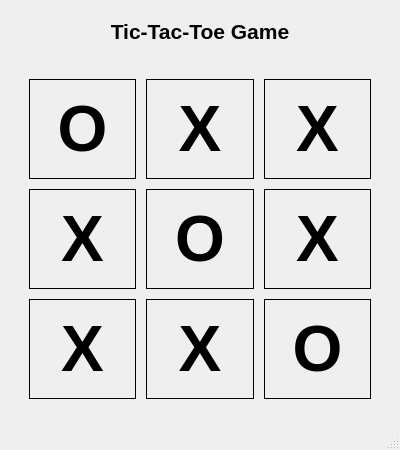
This is midterm/midterm_ui.ui in oscar940917/MidTermUi as Qt 5 draws it before an edit. The edited form follows.
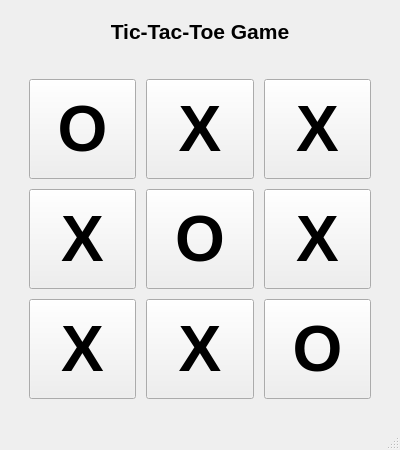
This is the edited form.

Commit message: Change QLabel cells to QPushButton for interactive Tic-Tac-Toe board

```diff
--- a/midterm/midterm_ui.ui
+++ b/midterm/midterm_ui.ui
@@ -51,7 +51,7 @@
         <number>10</number>
        </property>
        <item row="0" column="0">
-        <widget class="QLabel" name="cell_0_0">
+        <widget class="QPushButton" name="cell_0_0">
          <property name="minimumSize">
           <size>
            <width>100</width>
@@ -65,19 +65,13 @@
            <bold>true</bold>
           </font>
          </property>
-         <property name="frameShape">
-          <enum>QFrame::Box</enum>
-         </property>
          <property name="text">
           <string>O</string>
          </property>
-         <property name="alignment">
-          <set>Qt::AlignCenter</set>
-         </property>
         </widget>
        </item>
        <item row="0" column="1">
-        <widget class="QLabel" name="cell_0_1">
+        <widget class="QPushButton" name="cell_0_1">
          <property name="minimumSize">
           <size>
            <width>100</width>
@@ -91,19 +85,13 @@
            <bold>true</bold>
           </font>
          </property>
-         <property name="frameShape">
-          <enum>QFrame::Box</enum>
-         </property>
          <property name="text">
           <string>X</string>
          </property>
-         <property name="alignment">
-          <set>Qt::AlignCenter</set>
-         </property>
         </widget>
        </item>
        <item row="0" column="2">
-        <widget class="QLabel" name="cell_0_2">
+        <widget class="QPushButton" name="cell_0_2">
          <property name="minimumSize">
           <size>
            <width>100</width>
@@ -117,19 +105,13 @@
            <bold>true</bold>
           </font>
          </property>
-         <property name="frameShape">
-          <enum>QFrame::Box</enum>
-         </property>
          <property name="text">
           <string>X</string>
          </property>
-         <property name="alignment">
-          <set>Qt::AlignCenter</set>
-         </property>
         </widget>
        </item>
        <item row="1" column="0">
-        <widget class="QLabel" name="cell_1_0">
+        <widget class="QPushButton" name="cell_1_0">
          <property name="minimumSize">
           <size>
            <width>100</width>
@@ -143,19 +125,13 @@
            <bold>true</bold>
           </font>
          </property>
-         <property name="frameShape">
-          <enum>QFrame::Box</enum>
-         </property>
          <property name="text">
           <string>X</string>
          </property>
-         <property name="alignment">
-          <set>Qt::AlignCenter</set>
-         </property>
         </widget>
        </item>
        <item row="1" column="1">
-        <widget class="QLabel" name="cell_1_1">
+        <widget class="QPushButton" name="cell_1_1">
          <property name="minimumSize">
           <size>
            <width>100</width>
@@ -169,19 +145,13 @@
            <bold>true</bold>
           </font>
          </property>
-         <property name="frameShape">
-          <enum>QFrame::Box</enum>
-         </property>
          <property name="text">
           <string>O</string>
          </property>
-         <property name="alignment">
-          <set>Qt::AlignCenter</set>
-         </property>
         </widget>
        </item>
        <item row="1" column="2">
-        <widget class="QLabel" name="cell_1_2">
+        <widget class="QPushButton" name="cell_1_2">
          <property name="minimumSize">
           <size>
            <width>100</width>
@@ -195,19 +165,13 @@
            <bold>true</bold>
           </font>
          </property>
-         <property name="frameShape">
-          <enum>QFrame::Box</enum>
-         </property>
          <property name="text">
           <string>X</string>
          </property>
-         <property name="alignment">
-          <set>Qt::AlignCenter</set>
-         </property>
         </widget>
        </item>
        <item row="2" column="0">
-        <widget class="QLabel" name="cell_2_0">
+        <widget class="QPushButton" name="cell_2_0">
          <property name="minimumSize">
           <size>
            <width>100</width>
@@ -221,19 +185,13 @@
            <bold>true</bold>
           </font>
          </property>
-         <property name="frameShape">
-          <enum>QFrame::Box</enum>
-         </property>
          <property name="text">
           <string>X</string>
          </property>
-         <property name="alignment">
-          <set>Qt::AlignCenter</set>
-         </property>
         </widget>
        </item>
        <item row="2" column="1">
-        <widget class="QLabel" name="cell_2_1">
+        <widget class="QPushButton" name="cell_2_1">
          <property name="minimumSize">
           <size>
            <width>100</width>
@@ -247,19 +205,13 @@
            <bold>true</bold>
           </font>
          </property>
-         <property name="frameShape">
-          <enum>QFrame::Box</enum>
-         </property>
          <property name="text">
           <string>X</string>
          </property>
-         <property name="alignment">
-          <set>Qt::AlignCenter</set>
-         </property>
         </widget>
        </item>
        <item row="2" column="2">
-        <widget class="QLabel" name="cell_2_2">
+        <widget class="QPushButton" name="cell_2_2">
          <property name="minimumSize">
           <size>
            <width>100</width>
@@ -273,15 +225,9 @@
            <bold>true</bold>
           </font>
          </property>
-         <property name="frameShape">
-          <enum>QFrame::Box</enum>
-         </property>
          <property name="text">
           <string>O</string>
          </property>
-         <property name="alignment">
-          <set>Qt::AlignCenter</set>
-         </property>
         </widget>
        </item>
       </layout>
```
